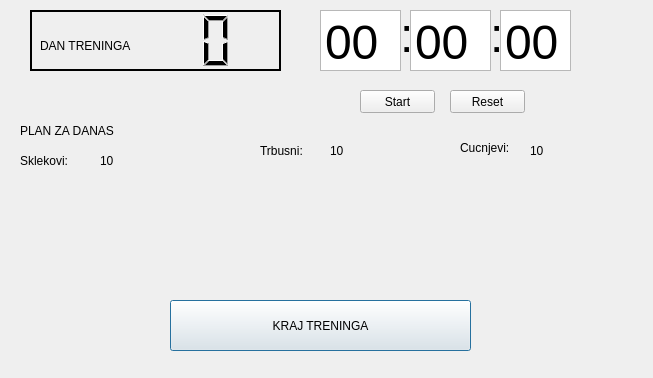
Qt form code/drugiprozor.ui (MATF-RS19/RS006-daily-trainer) before a commit.
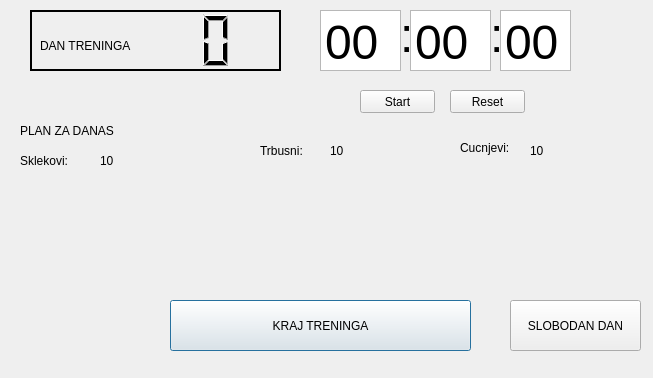
The same form after that commit.

Commit message: slobodan dan opcija

```diff
--- a/code/drugiprozor.ui
+++ b/code/drugiprozor.ui
@@ -380,6 +380,19 @@
     <string>00</string>
    </property>
   </widget>
+  <widget class="QPushButton" name="slobodandan">
+   <property name="geometry">
+    <rect>
+     <x>510</x>
+     <y>300</y>
+     <width>131</width>
+     <height>51</height>
+    </rect>
+   </property>
+   <property name="text">
+    <string>SLOBODAN DAN</string>
+   </property>
+  </widget>
  </widget>
  <resources/>
  <connections/>
```
The commit also changes 15 other files.
